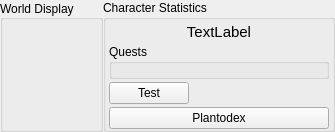
This is src/GameState.ui in LaceyGSC/CPlusPlus-QT-CS3503-EducationalApp as Qt 5 draws it before an edit. The edited form follows.
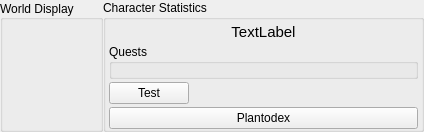
This is the edited form.

What changed in the file:
```diff
--- a/src/GameState.ui
+++ b/src/GameState.ui
@@ -9,8 +9,8 @@
    <rect>
     <x>0</x>
     <y>0</y>
-    <width>251</width>
-    <height>96</height>
+    <width>328</width>
+    <height>132</height>
    </rect>
   </property>
   <property name="sizePolicy">
@@ -142,7 +142,7 @@
          <widget class="QGroupBox" name="levelContainer">
           <property name="minimumSize">
            <size>
-            <width>220</width>
+            <width>309</width>
             <height>0</height>
            </size>
           </property>
@@ -150,6 +150,9 @@
            <string>Quests</string>
           </property>
           <layout class="QFormLayout" name="formLayout">
+           <property name="verticalSpacing">
+            <number>0</number>
+           </property>
            <property name="topMargin">
             <number>3</number>
            </property>
```
